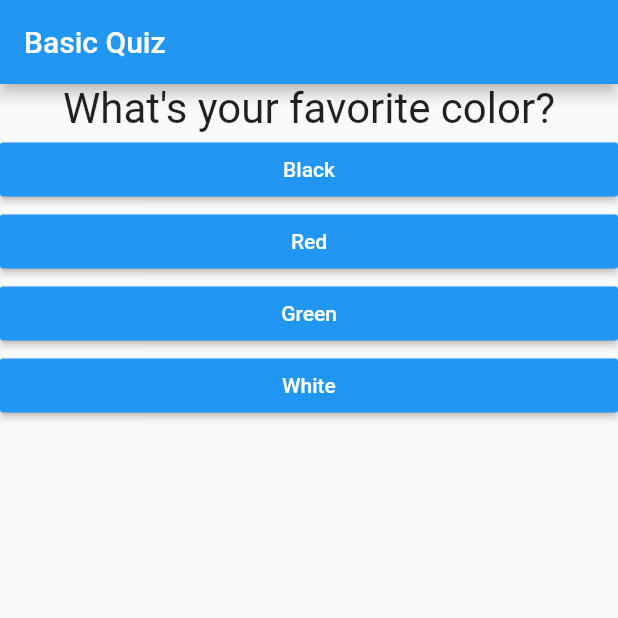
After one commit to elvan/basic_quiz_app_flutter_example, a Flutter app: the screen it shows after launch, on a phone screen of 412 x 824 dp, the top half of it. The commit adds this screen. Run offline on Flutter 3.47's test engine with Material 2 defaults, Android fonts, the phone set to English and light mode, and no system bars.

Commit message:
splitting the app into widgets

```diff
--- a/lib/my_app.dart
+++ b/lib/my_app.dart
@@ -1,7 +1,7 @@
 import 'package:flutter/material.dart';
 
-import 'answer.dart';
-import 'question.dart';
+import 'quiz.dart';
+import 'result.dart';
 
 class MyApp extends StatefulWidget {
   @override
@@ -49,21 +49,12 @@ class _MyAppState extends State<MyApp> {
           title: Text('Basic Quiz'),
         ),
         body: _questionIndex < _questions.length
-            ? Column(
-                children: <Widget>[
-                  Question(_questions[_questionIndex]['questionText']),
-                  ...(_questions[_questionIndex]['answers'] as List<String>)
-                      .map((question) {
-                    return Answer(
-                      answerText: question,
-                      selectHandler: _answerQuestion,
-                    );
-                  }).toList(),
-                ],
+            ? Quiz(
+                questions: _questions,
+                questionIndex: _questionIndex,
+                answerQuestion: _answerQuestion,
               )
-            : Center(
-                child: Text('You did it!'),
-              ),
+            : Result(),
       ),
     );
   }
--- /dev/null
+++ b/lib/quiz.dart
@@ -0,0 +1,32 @@
+import 'package:flutter/material.dart';
+
+import 'answer.dart';
+import 'question.dart';
+
+class Quiz extends StatelessWidget {
+  final List<Map<String, Object>> questions;
+  final int questionIndex;
+  final VoidCallback answerQuestion;
+
+  const Quiz({
+    @required this.questions,
+    @required this.questionIndex,
+    @required this.answerQuestion,
+  });
+
+  @override
+  Widget build(BuildContext context) {
+    return Column(
+      children: <Widget>[
+        Question(questions[questionIndex]['questionText']),
+        ...(questions[questionIndex]['answers'] as List<String>)
+            .map((question) {
+          return Answer(
+            answerText: question,
+            selectHandler: answerQuestion,
+          );
+        }).toList(),
+      ],
+    );
+  }
+}
```
Also changed, not shown: lib/result.dart (added, +12 -0 lines).
